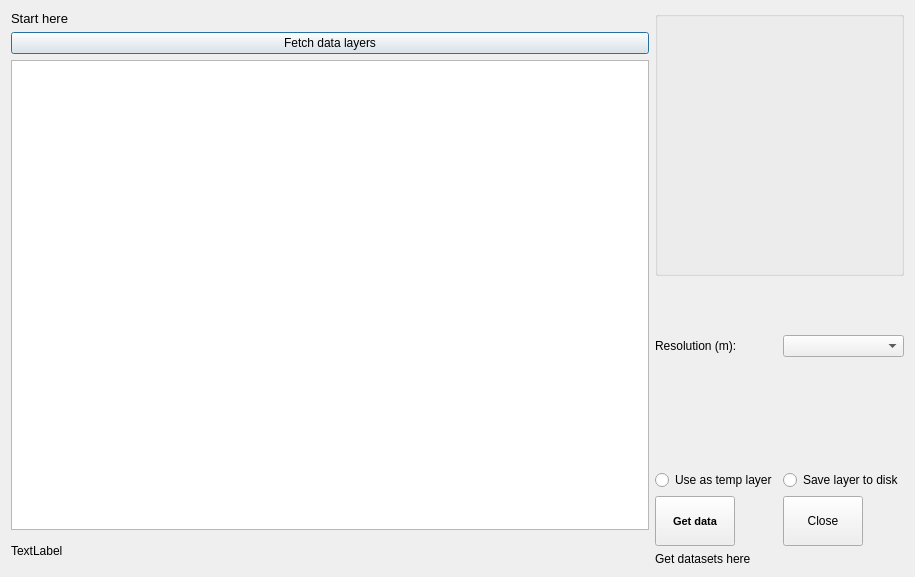
First picture: the form in geocubes_plugin_dialog_base.ui, repository geoportti/GeoCubes-Finland-QGIS-Plugin, before the edit.
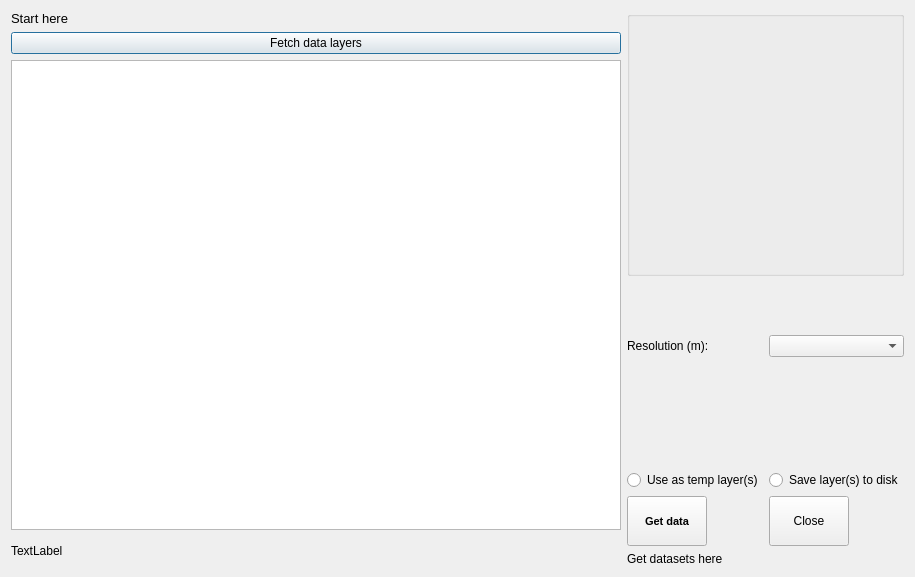
Second picture: the form after the edit. Custom widgets are drawn as their Qt base class.

Commit message: Extent now updates in real time.

Diff of the .ui file:
```diff
--- a/geocubes_plugin_dialog_base.ui
+++ b/geocubes_plugin_dialog_base.ui
@@ -214,14 +214,14 @@
        <item row="5" column="0">
         <widget class="QRadioButton" name="saveToTempButton">
          <property name="text">
-          <string>Use as temp layer</string>
+          <string>Use as temp layer(s)</string>
          </property>
         </widget>
        </item>
        <item row="5" column="1">
         <widget class="QRadioButton" name="saveToDiskButton">
          <property name="text">
-          <string>Save layer to disk</string>
+          <string>Save layer(s) to disk</string>
          </property>
         </widget>
        </item>
```
The commit also changes 1 other file.
